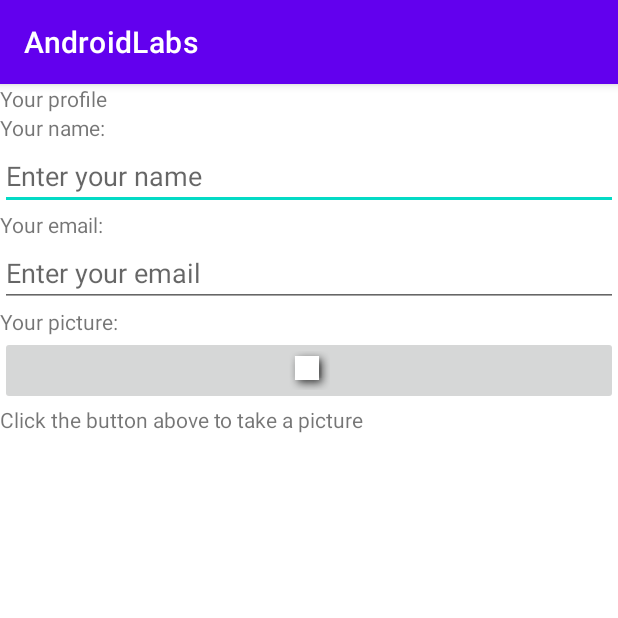
After one commit to dennywai/AndroidLabs, an Android app: the ProfileActivity screen opened directly, with no data from a screen before it, on a phone screen of 412 x 824 dp, the top half of it. The commit adds this screen. Run offline under Robolectric (Android 15) with nearby library versions, the phone set to English and light mode, and no system bars.

Commit message:
Lab3 Commit

```diff
--- /dev/null
+++ b/app/src/main/java/com/example/androidlabs/ProfileActivity.java
@@ -0,0 +1,73 @@
+package com.example.androidlabs;
+
+import androidx.appcompat.app.AppCompatActivity;
+
+import android.content.Intent;
+import android.graphics.Bitmap;
+import android.os.Bundle;
+import android.provider.MediaStore;
+import android.util.Log;
+import android.widget.ImageButton;
+
+public class ProfileActivity extends AppCompatActivity {
+
+    static final int REQUEST_IMAGE_CAPTURE = 1;
+    private static final String ACTIVITY_NAME = "ProfileActivity";
+
+    @Override
+    protected void onCreate(Bundle savedInstanceState) {
+        super.onCreate(savedInstanceState);
+        setContentView(R.layout.activity_profile);
+        Log.e(ACTIVITY_NAME, "In onCreate");
+
+        ImageButton picture = (ImageButton) findViewById(R.id.picture);
+        picture.setOnClickListener(v -> dispatchTakePictureIntent());
+    }
+
+    @Override
+    protected void onStart() {
+        super.onStart();
+        Log.e(ACTIVITY_NAME, "In onStart");
+    }
+
+    private void dispatchTakePictureIntent() {
+        Intent takePictureIntent = new Intent(MediaStore.ACTION_IMAGE_CAPTURE);
+        if (takePictureIntent.resolveActivity(getPackageManager()) != null) {
+            startActivityForResult(takePictureIntent, REQUEST_IMAGE_CAPTURE);
+        }
+    }
+
+    @Override
+    protected void onActivityResult(int requestCode, int resultCode, Intent data) {
+        super.onActivityResult(requestCode, resultCode, data);
+        if (requestCode == REQUEST_IMAGE_CAPTURE && resultCode == RESULT_OK) {
+            Bundle extras = data.getExtras();
+            Bitmap imageBitmap = (Bitmap) extras.get("data");
+            ImageButton mImageButton = null;
+            mImageButton.setImageBitmap(imageBitmap);
+        }
+    }
+
+    @Override
+    protected void onResume() {
+        super.onResume();
+        Log.e(ACTIVITY_NAME, "In onResume");
+    }
+
+    @Override
+    protected void onPause() {
+        super.onPause();
+        Log.e(ACTIVITY_NAME, "In onPause");
+    }
+    @Override
+    protected void onDestroy() {
+        super.onDestroy();
+        Log.e(ACTIVITY_NAME, "In onDestroy");
+    }
+
+    @Override
+    protected void onStop() {
+        super.onStop();
+        Log.e(ACTIVITY_NAME, "In onStop");
+    }
+}
--- /dev/null
+++ b/app/src/main/res/layout/activity_profile.xml
@@ -0,0 +1,68 @@
+<?xml version="1.0" encoding="utf-8"?>
+<LinearLayout xmlns:android="http://schemas.android.com/apk/res/android"
+    xmlns:tools="http://schemas.android.com/tools"
+    android:layout_width="match_parent"
+    android:layout_height="wrap_content"
+    android:orientation="vertical"
+    tools:context=".MainActivity">
+
+    <TextView
+        android:id="@+id/profile"
+        android:layout_width="match_parent"
+        android:layout_height="wrap_content"
+        android:text="@string/profile"
+        android:layout_weight="1" />
+
+    <TextView
+        android:id="@+id/yourname"
+        android:layout_width="match_parent"
+        android:layout_height="wrap_content"
+        android:text="@string/yourname"
+        android:layout_weight="1" />
+
+    <EditText
+        android:id="@+id/entername"
+        android:layout_width="match_parent"
+        android:layout_height="wrap_content"
+        android:hint="@string/entername"
+        android:layout_weight="1"
+        tools:ignore="Autofill,TextFields" />
+
+    <TextView
+        android:id="@+id/youremail"
+        android:layout_width="match_parent"
+        android:layout_height="wrap_content"
+        android:text="@string/youremail"
+        android:layout_weight="1" />
+
+    <EditText
+        android:id="@+id/enteremail"
+        android:layout_width="match_parent"
+        android:layout_height="wrap_content"
+        android:hint="@string/enteremail"
+        android:layout_weight="1"
+        tools:ignore="Autofill,TextFields" />
+
+    <TextView
+        android:id="@+id/yourpicture"
+        android:layout_width="match_parent"
+        android:layout_height="wrap_content"
+        android:text="@string/yourpicture"
+        android:layout_weight="1" />
+
+    <ImageButton
+        android:id="@+id/picture"
+        android:layout_width="match_parent"
+        android:layout_height="wrap_content"
+        android:src="@android:drawable/picture_frame"
+        android:layout_weight="1"
+        tools:ignore="ContentDescription" />
+
+    <TextView
+        android:id="@+id/clickbutton"
+        android:layout_width="match_parent"
+        android:layout_height="match_parent"
+        android:text="@string/clickbutton"
+        android:layout_weight="1"/>
+
+</LinearLayout>
--- a/app/src/main/res/values/strings.xml
+++ b/app/src/main/res/values/strings.xml
@@ -10,4 +10,15 @@
     <string name="switchingOFF">The switch is now OFF</string>
     <string name="moreinfo">Here is more information</string>
     <string name="undo">Undo</string>
+    <string name="enteryouremail">Enter your email address:</string>
+    <string name="typepassword">Typer your password:</string>
+    <string name="emailhint">Type email here</string>
+    <string name="login">LOGIN</string>
+    <string name="profile">Your profile</string>
+    <string name="yourname">Your name:</string>
+    <string name="entername">Enter your name</string>
+    <string name="youremail">Your email:</string>
+    <string name="enteremail">Enter your email</string>
+    <string name="yourpicture">Your picture:</string>
+    <string name="clickbutton">Click the button above to take a picture</string>
 </resources>
```
Also changed, not shown: app/src/main/AndroidManifest.xml (+8 -1 lines), app/src/main/java/com/example/androidlabs/MainActivity.java (+11 -15 lines), app/src/main/res/layout/activity_main_email.xml (+6 -4 lines), app/src/main/res/values/strings_email.xml (deleted, +0 -7 lines).
